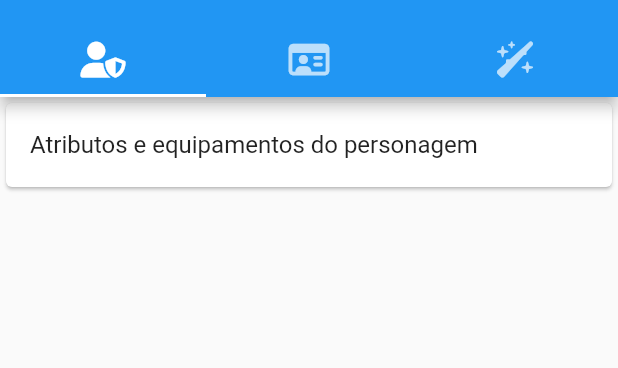
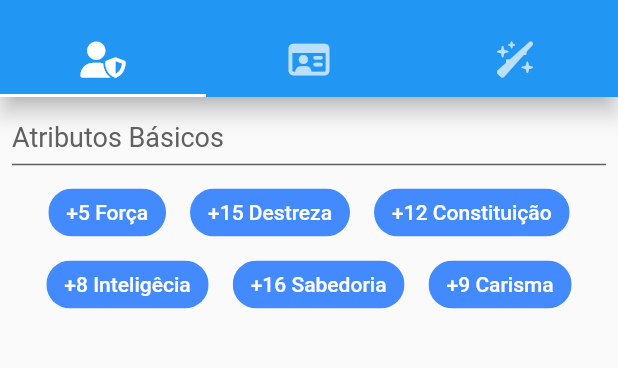
Before and after one commit to BrayanMota/Unitins-MyRPG, a Flutter app: the screen it shows after launch, on a phone screen of 412 x 824 dp, the part 59-427 px from its top. Run offline on Flutter 3.47's test engine with Material 2 defaults, Android fonts, the phone set to English and light mode, and no system bars; our stand-ins replace font_awesome_flutter; Roboto replaces fonts that are missing (Breathe Fire III).

Commit message:
Criando componente de basic_attributes.

```diff
--- a/analysis_options.yaml
+++ b/analysis_options.yaml
@@ -22,6 +22,7 @@ linter:
   # `// ignore_for_file: name_of_lint` syntax on the line or in the file
   # producing the lint.
   rules:
+    prefer_const_constructors = false
     # avoid_print: false  # Uncomment to disable the `avoid_print` rule
     # prefer_single_quotes: true  # Uncomment to enable the `prefer_single_quotes` rule
 
--- a/lib/character/character_attributes_tab.dart
+++ b/lib/character/character_attributes_tab.dart
@@ -1,4 +1,5 @@
 import 'package:flutter/material.dart';
+import 'package:my_rpg/character/shared/basic_attributes.dart';
 
 class CharacterAttributesTab extends StatefulWidget {
   const CharacterAttributesTab({Key? key}) : super(key: key);
@@ -11,12 +12,24 @@ class _CharacterAttributesTabState extends State<CharacterAttributesTab> {
   @override
   Widget build(BuildContext context) {
     return ListView(
-      children: const <Widget>[
-        Card(
-          child: ListTile(
-            title: Text('Atributos e equipamentos do personagem'),
+      children: <Widget>[
+        Container(
+          padding: EdgeInsets.fromLTRB(8.0, 16.0, 0, 0),
+          child: Text(
+            'Atributos Básicos',
+            style: TextStyle(
+              fontSize: 18.0,
+              color: Colors.grey.shade700,
+            ),
           ),
         ),
+        Divider(
+          thickness: 1,
+          indent: 8,
+          endIndent: 8,
+          color: Colors.grey.shade700,
+        ),
+        BasicAttributes()
       ],
     );
   }
--- /dev/null
+++ b/lib/character/shared/basic_attributes.dart
@@ -0,0 +1,84 @@
+import 'package:flutter/material.dart';
+
+class BasicAttributes extends StatefulWidget {
+  const BasicAttributes({Key? key}) : super(key: key);
+
+  @override
+  State<BasicAttributes> createState() => _BasicAttributesState();
+}
+
+class _BasicAttributesState extends State<BasicAttributes> {
+  @override
+  Widget build(BuildContext context) {
+    return Container(
+      padding: EdgeInsets.symmetric(
+        horizontal: 8.0,
+      ),
+      child: Column(
+        children: <Widget>[
+          Wrap(
+            spacing: 16.0,
+            alignment: WrapAlignment.center,
+            children: <Widget>[
+              Chip(
+                backgroundColor: Colors.blueAccent,
+                label: Text(
+                  '+5 Força',
+                  style: TextStyle(
+                    color: Colors.white,
+                    fontFamily: 'Breathe Fire III',
+                  ),
+                ),
+              ),
+              Chip(
+                backgroundColor: Colors.blueAccent,
+                label: Text(
+                  '+15 Destreza',
+                  style: TextStyle(
+                    color: Colors.white,
+                  ),
+                ),
+              ),
+              Chip(
+                backgroundColor: Colors.blueAccent,
+                label: Text(
+                  '+12 Constituição',
+                  style: TextStyle(
+                    color: Colors.white,
+                  ),
+                ),
+              ),
+              Chip(
+                backgroundColor: Colors.blueAccent,
+                label: Text(
+                  '+8 Inteligêcia',
+                  style: TextStyle(
+                    color: Colors.white,
+                  ),
+                ),
+              ),
+              Chip(
+                backgroundColor: Colors.blueAccent,
+                label: Text(
+                  '+16 Sabedoria',
+                  style: TextStyle(
+                    color: Colors.white,
+                  ),
+                ),
+              ),
+              Chip(
+                backgroundColor: Colors.blueAccent,
+                label: Text(
+                  '+9 Carisma',
+                  style: TextStyle(
+                    color: Colors.white,
+                  ),
+                ),
+              ),
+            ],
+          )
+        ],
+      ),
+    );
+  }
+}
--- a/lib/home_page.dart
+++ b/lib/home_page.dart
@@ -19,6 +19,7 @@ class _HomePageState extends State<HomePage> {
       length: 3,
       child: Scaffold(
         appBar: AppBar(
+          elevation: 6.0,
           title: const Text('Unitins My RPG'),
           bottom: const TabBar(
             tabs: <Widget>[
--- a/lib/main.dart
+++ b/lib/main.dart
@@ -1,6 +1,5 @@
 import 'package:flutter/material.dart';
 import 'package:my_rpg/home_page.dart';
-
 
 void main() => runApp(const UnitinsMyRpg());
 
```
